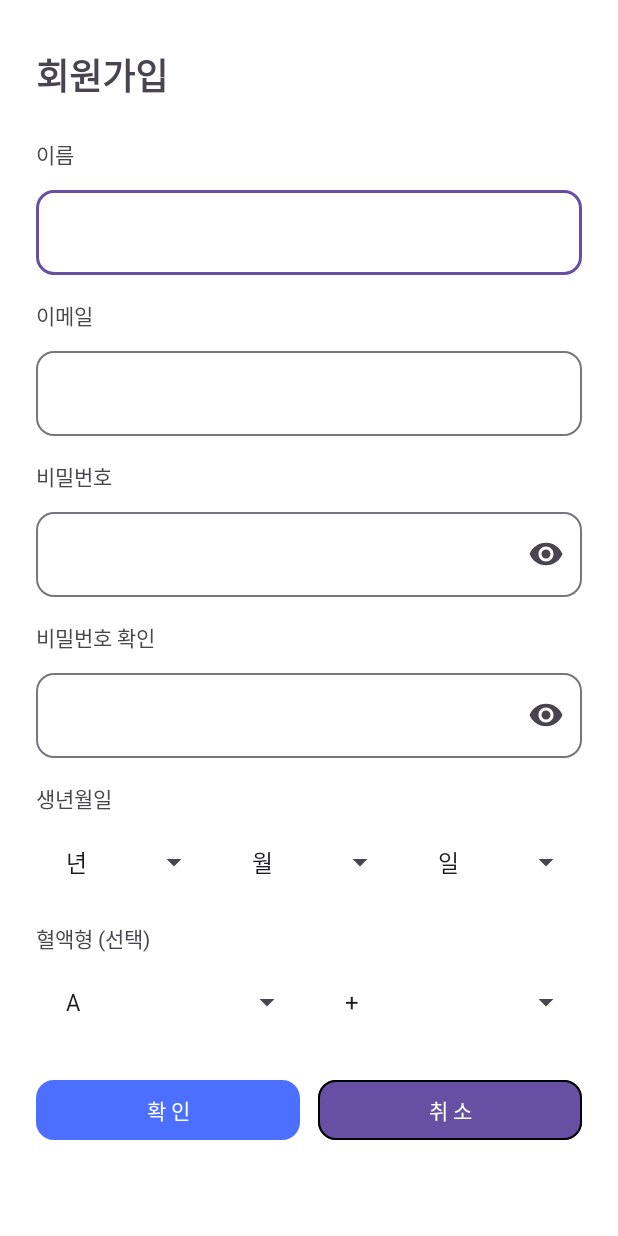
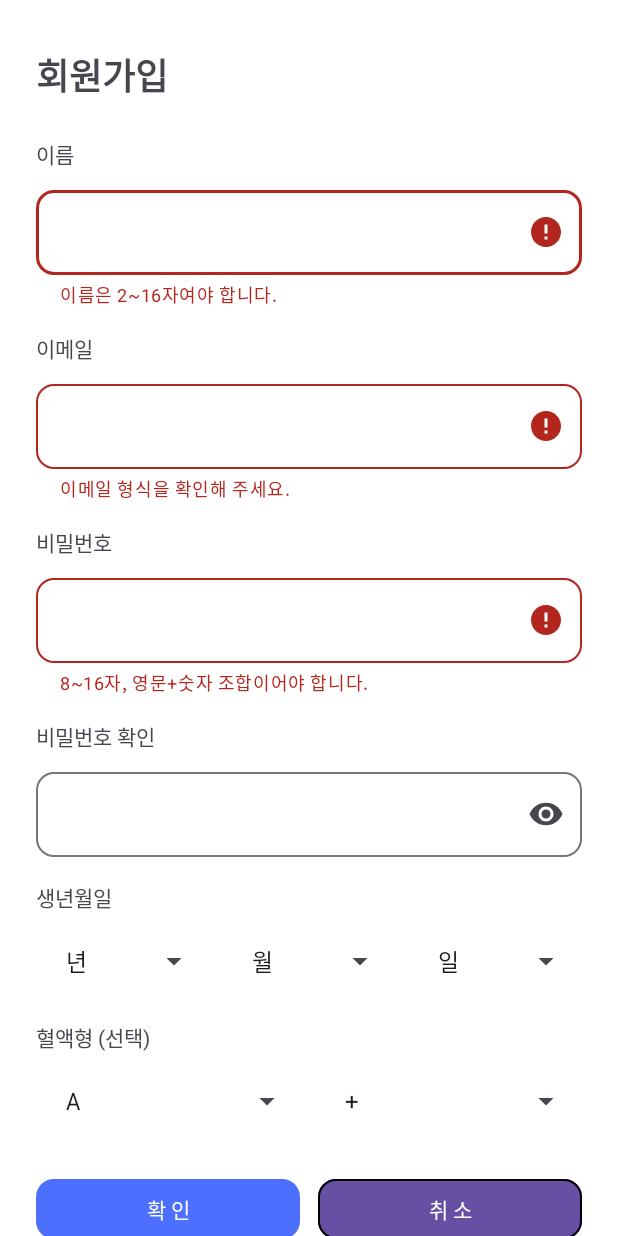
Before and after one commit to EmergSaver/MediQuick, an Android app: the InsertActivity screen opened directly, with no data from a screen before it, on a phone screen of 412 x 824 dp. Run offline under Robolectric (Android 15) with nearby library versions, the phone set to English and light mode, and no system bars.

Commit message:
[⚙️ FEAT] 다음 창으로 넘어가능 기능 추가 [🔧 LITTLE_FIX] 이름 틀린것 수정 [ 🎨 DESIGN] 약관확인 UI 생성

```diff
--- a/android/app/src/main/AndroidManifest.xml
+++ b/android/app/src/main/AndroidManifest.xml
@@ -16,7 +16,7 @@
         android:supportsRtl="true"
         android:theme="@style/Theme.MediQuick">
         <activity
-            android:name=".LoginTitle"
+            android:name=".AgreeTermActivity"
             android:exported="false" />
         <activity
             android:name=".DetailHospitalActivity"
--- a/android/app/src/main/java/com/emergsaver/mediquick/InsertActivity.java
+++ b/android/app/src/main/java/com/emergsaver/mediquick/InsertActivity.java
@@ -1,20 +1,25 @@
 package com.emergsaver.mediquick;
 
-
 import android.os.Bundle;
+import android.text.Editable;
+import android.text.TextUtils;
+import android.text.TextWatcher;
+import android.util.Patterns;
+import android.widget.AdapterView;
+import android.widget.ArrayAdapter;
+import android.widget.Spinner;
+import android.widget.Toast;
+import android.content.Intent;
 
 import androidx.activity.EdgeToEdge;
 import androidx.appcompat.app.AppCompatActivity;
 import androidx.core.graphics.Insets;
 import androidx.core.view.ViewCompat;
 import androidx.core.view.WindowInsetsCompat;
-import android.widget.Spinner;
-import android.widget.Toast;
-import android.widget.ArrayAdapter;
-import android.widget.AdapterView;
 
 import com.google.android.material.button.MaterialButton;
 import com.google.android.material.textfield.TextInputEditText;
+import com.google.android.material.textfield.TextInputLayout;
 
 import java.util.ArrayList;
 import java.util.Calendar;
@@ -22,79 +27,121 @@ import java.util.List;
 
 public class InsertActivity extends AppCompatActivity {
 
-    private TextInputEditText etName, etEmail, etPw, etPw2; //입력
-    private Spinner spYear, spMonth, spDay, spAbo, spRh;// 스피너
+    // 입력 필드
+    private TextInputEditText etName, etEmail, etPw, etPw2;
+
+    // (선택) 에러를 예쁘게 보여줄 TextInputLayout (XML에 있다면 자동으로 연결됨)
+    private TextInputLayout tilName, tilEmail, tilPw, tilPw2;
+
+    // 스피너
+    private Spinner spYear, spMonth, spDay, spAbo, spRh;
+
+    // 버튼
     private MaterialButton btnOk, btnCancel;
 
     @Override
     protected void onCreate(Bundle savedInstanceState) {
         super.onCreate(savedInstanceState);
-        EdgeToEdge.enable(this);                  // ← 시스템 바와 겹치지 않게
-        setContentView(R.layout.activity_insert); // ← setContentView는 '한 번만'
+        EdgeToEdge.enable(this);
+        setContentView(R.layout.activity_insert); //
 
-        bindViews();             // ← findViewById 모음
-        setupBirthSpinners();    // ← 연/월/일 스피너 채우기
-        setupBloodSpinners();    // ← 혈액형 스피너 채우기
+        bindViews();            // findViewById 모음
+        setupBirthSpinners();   // 연/월/일 스피너 세팅 (윤년/말일 반영)
+        setupBloodSpinners();   // 혈액형 스피너 세팅
 
-        // 확인 버튼
-        btnOk.setOnClickListener(v -> {
-            if (!isValidDate(getSel(spYear), getSel(spMonth), getSel(spDay))) {
-                Toast.makeText(this, "생년월일을 확인해 주세요.", Toast.LENGTH_SHORT).show();
-                return;
-            }
-            Toast.makeText(this, "확인 눌림", Toast.LENGTH_SHORT).show();
-            // TODO: 서버 전송 / 저장 로직
-            finish();
-        });
-
-        // 취소 버튼
-        btnCancel.setOnClickListener(v -> finish());
-
+        // 시스템바(노치) 패딩 적용 — setContentView 이후, 한 번만 등록
         ViewCompat.setOnApplyWindowInsetsListener(findViewById(R.id.main_InPro), (v, insets) -> {
             Insets sb = insets.getInsets(WindowInsetsCompat.Type.systemBars());
             v.setPadding(sb.left, sb.top, sb.right, sb.bottom);
             return insets;
         });
 
-        // 시스템 바 패딩 적용 (루트 id: main_InPro)
-        ViewCompat.setOnApplyWindowInsetsListener(findViewById(R.id.main_InPro), (v, insets) -> {
-            Insets sb = insets.getInsets(WindowInsetsCompat.Type.systemBars());
-            v.setPadding(sb.left, sb.top, sb.right, sb.bottom);
-            return insets;
+        //  처음엔 비활성화: 모든 요구조건 만족 전까지 버튼 잠금
+        btnOk.setEnabled(false);
+
+        // 텍스트 변경 시마다 활성화 조건 갱신
+        TextWatcher watcher = new TextWatcher() {
+            @Override public void beforeTextChanged(CharSequence s, int start, int count, int after) {}
+            @Override public void onTextChanged(CharSequence s, int start, int before, int count) { updateSubmitEnabled(); }
+            @Override public void afterTextChanged(Editable s) {}
+        };
+        etName.addTextChangedListener(watcher);
+        etEmail.addTextChangedListener(watcher);
+        etPw.addTextChangedListener(watcher);
+        etPw2.addTextChangedListener(watcher);
+
+        // 스피너 변경 시에도 갱신
+        AdapterView.OnItemSelectedListener spinListener = new AdapterView.OnItemSelectedListener() {
+            @Override public void onItemSelected(AdapterView<?> parent, android.view.View view, int position, long id) {
+                // 연/월 스피너는 '일자' 목록 갱신 + 제출 가능 여부 갱신
+                if (parent == spYear || parent == spMonth) {
+                    refreshDays(getSel(spYear), getSel(spMonth));
+                }
+                updateSubmitEnabled();
+            }
+            @Override public void onNothingSelected(AdapterView<?> parent) {}
+        };
+        spYear.setOnItemSelectedListener(spinListener);
+        spMonth.setOnItemSelectedListener(spinListener);
+        spDay.setOnItemSelectedListener(spinListener);
+
+        // 확인 버튼: 최종 방어로 한번 더 날짜 체크
+        btnOk.setOnClickListener(v -> {
+            // (유지) 최종 방어: 생년월일 유효성
+            if (!isValidDate(getSel(spYear), getSel(spMonth), getSel(spDay))) {
+                showInlineError(null, "생년월일을 확인해 주세요.");
+                Toast.makeText(this, "생년월일을 확인해 주세요.", Toast.LENGTH_SHORT).show();
+                return;
+            }
+
+            // (선택) 필요하면 입력값을 약관 화면에 넘길 수 있습니다. 지금은 화면전환만.
+            Intent intent = new Intent(InsertActivity.this, AgreeTermActivity.class);
+            startActivity(intent);     // ← 로그인→회원가입 때와 동일한 전환 방식
+            // finish();  // ← 지금 단계에선 종료하지 않습니다.
         });
+
+        btnCancel.setOnClickListener(v -> finish());
     }
 
-    /*
-     * findViewById 모음 (onCreate 밖 '메서드 스코프'로 둬야 함)
-     */
+    private void showInlineError(Object o, String s) {
+    }
+
+    /** findViewById 모음 */
     private void bindViews() {
-        etName = findViewById(R.id.etName);
+        // EditText
+        etName  = findViewById(R.id.etName);
         etEmail = findViewById(R.id.etEmail);
-        etPw = findViewById(R.id.etPw);
-        etPw2 = findViewById(R.id.etPw2);
+        etPw    = findViewById(R.id.etPw);
+        etPw2   = findViewById(R.id.etPw2);
 
-        spYear = findViewById(R.id.spYear);
+        // (옵션) TextInputLayout — XML에 없으면 null로 남음
+        tilName  = findViewById(R.id.tilName);
+        tilEmail = findViewById(R.id.tilEmail);
+        tilPw    = findViewById(R.id.tilPw);
+        tilPw2   = findViewById(R.id.tilPw2);
+
+        // Spinner
+        spYear  = findViewById(R.id.spYear);
         spMonth = findViewById(R.id.spMonth);
-        spDay = findViewById(R.id.spDay);
-        spAbo = findViewById(R.id.spAbo);
-        spRh = findViewById(R.id.spRh);
+        spDay   = findViewById(R.id.spDay);
+        spAbo   = findViewById(R.id.spAbo);
+        spRh    = findViewById(R.id.spRh);
 
-        btnOk = findViewById(R.id.btnOk);
+        // Buttons
+        btnOk     = findViewById(R.id.btnOk);
         btnCancel = findViewById(R.id.btnCancel);
     }
 
-    /*
-     * 연: 1950~현재, 월: 1~12, 일: 월/윤년 자동 제한
-     */
+    /** 연: 1950~현재, 월: 1~12, 일: 월/윤년에 따라 자동 제한 */
     private void setupBirthSpinners() {
         int curYear = Calendar.getInstance().get(Calendar.YEAR);
 
-        // 연도 (현재~1950)
+        // 연도 (현재 → 1950)
         List<String> years = new ArrayList<>();
         years.add("년"); // 플레이스홀더
         for (int y = curYear; y >= 1950; y--) years.add(String.valueOf(y));
 
-        // 월 (1~12)
+        // 월 (1 ~ 12)
         List<String> months = new ArrayList<>();
         months.add("월");
         for (int m = 1; m <= 12; m++) months.add(String.valueOf(m));
@@ -102,62 +149,31 @@ public class InsertActivity extends AppCompatActivity {
         spYear.setAdapter(simpleAdapter(years));
         spMonth.setAdapter(simpleAdapter(months));
 
-        // 최초 1회: 아직 값 선택 전이므로 0,0으로 호출
+        // 최초 1회: 일자 목록 생성(선택 전이므로 0,0)
         refreshDays(0, 0);
-
-        // 연/월 변경 시 '일' 갱신
-        spYear.setOnItemSelectedListener(new AdapterView.OnItemSelectedListener() {
-            @Override
-            public void onItemSelected(AdapterView<?> parent, android.view.View view, int position, long id) {
-                refreshDays(getSel(spYear), getSel(spMonth));
-            }
-
-            @Override
-            public void onNothingSelected(AdapterView<?> parent) {
-            }
-        });
-
-        spMonth.setOnItemSelectedListener(new AdapterView.OnItemSelectedListener() {
-            @Override
-            public void onItemSelected(AdapterView<?> parent, android.view.View view, int position, long id) {
-                refreshDays(getSel(spYear), getSel(spMonth));
-            }
-
-            @Override
-            public void onNothingSelected(AdapterView<?> parent) {
-            }
-        });
     }
 
-    /* 선택된 연/월을 보고 일 범위(28/29/30/31) 세팅 */
+    /** 선택된 연/월을 보고 일 범위(28/29/30/31) 세팅 */
     private void refreshDays(int y, int m) {
-        int max = 31; // 디폴트 31일
+        int max = 31; // 디폴트
         if (y > 0 && m > 0) {
             switch (m) {
                 case 2:
                     boolean leap = (y % 4 == 0 && y % 100 != 0) || (y % 400 == 0);
-                    max = leap ? 29 : 28;
-                    break;
-                case 4:
-                case 6:
-                case 9:
-                case 11:
-                    max = 30;
-                    break;
+                    max = leap ? 29 : 28; break;
+                case 4: case 6: case 9: case 11:
+                    max = 30; break;
                 default:
                     max = 31;
             }
         }
-        //  리스트/어댑터는 if문 '밖'에서 항상 세팅해야 초기 호출(0,0)도 표시가 됨
         List<String> days = new ArrayList<>();
-        days.add("일");
+        days.add("일"); // 플레이스홀더
         for (int d = 1; d <= max; d++) days.add(String.valueOf(d));
         spDay.setAdapter(simpleAdapter(days));
     }
 
-    /*
-      혈액형 스피너 채우기 (values/arrays.xml 필요)
-     */
+    /** 혈액형 스피너 — values/strings.xml 또는 values/arrays.xml 에 배열 필요 */
     private void setupBloodSpinners() {
         spAbo.setAdapter(ArrayAdapter.createFromResource(
                 this, R.array.blood_abo, android.R.layout.simple_spinner_dropdown_item));
@@ -165,9 +181,7 @@ public class InsertActivity extends AppCompatActivity {
                 this, R.array.blood_rh, android.R.layout.simple_spinner_dropdown_item));
     }
 
-    /*
-      공통 어댑터
-     */
+    /** 공통 어댑터 */
     private ArrayAdapter<String> simpleAdapter(List<String> items) {
         ArrayAdapter<String> ad = new ArrayAdapter<>(
                 this, android.R.layout.simple_spinner_item, items);
@@ -175,38 +189,77 @@ public class InsertActivity extends AppCompatActivity {
         return ad;
     }
 
-    /*
-     * 현재 스피너 선택값 정수 변환 (플레이스홀더면 0 반환)
-     */
+    /** 현재 스피너 선택값 정수 변환 (플레이스홀더면 0) */
     private int getSel(Spinner sp) {
-        try {
-            return Integer.parseInt(String.valueOf(sp.getSelectedItem()));
-        } catch (Exception ignore) {
-            return 0;
-        }
+        try { return Integer.parseInt(String.valueOf(sp.getSelectedItem())); }
+        catch (Exception ignore) { return 0; }
     }
 
-    /*
-     * 날짜 유효성 체크
-     */
+    // ========= 검증/활성화 로직 (요구사항 반영) =========
+
+    /** 모든 입력이 조건을 만족할 때만 확인 버튼 활성화 */
+    private void updateSubmitEnabled() {
+        clearInlineErrors(); // 실시간 갱신 전에 기존 에러 지움(선택)
+
+        String name = textOf(etName).trim();
+        String email = textOf(etEmail).trim();
+        String pw = textOf(etPw);
+        String pw2 = textOf(etPw2);
+        int y = getSel(spYear), m = getSel(spMonth), d = getSel(spDay);
+
+        boolean nameOk  = name.matches("^[A-Za-z가-힣]{2,16}$");                 // 2~16자, 한/영
+        boolean emailOk = isEmailValid(email);                                   // 이메일 형식
+        boolean pwOk    = isPasswordValid(pw);                                   // 8~16자, 영문+숫자, 공백X
+        boolean pw2Ok   = pw.equals(pw2);                                        // 일치
+        boolean birthOk = isValidDate(y, m, d);                                  // 윤년/말일
+
+        // (선택) 인라인 에러 표시 — TextInputLayout이 존재할 때만
+        if (tilName  != null && !nameOk)  tilName.setError("이름은 2~16자여야 합니다.");
+        if (tilEmail != null && !emailOk) tilEmail.setError("이메일 형식을 확인해 주세요.");
+        if (tilPw    != null && !pwOk)    tilPw.setError("8~16자, 영문+숫자 조합이어야 합니다.");
+        if (tilPw2   != null && !pw2Ok)   tilPw2.setError("비밀번호가 일치하지 않습니다.");
+
+        boolean allOk = nameOk && emailOk && pwOk && pw2Ok && birthOk;
+        btnOk.setEnabled(allOk);
+    }
+
+    private void clearInlineErrors() {
+        if (tilName  != null) tilName.setError(null);
+        if (tilEmail != null) tilEmail.setError(null);
+        if (tilPw    != null) tilPw.setError(null);
+        if (tilPw2   != null) tilPw2.setError(null);
+    }
+
+    private boolean isEmailValid(String email) {
+        return !TextUtils.isEmpty(email) && Patterns.EMAIL_ADDRESS.matcher(email).matches();
+    }
+
+    private boolean isPasswordValid(String pw) {
+        if (TextUtils.isEmpty(pw)) return false;
+        if (pw.length() < 8 || pw.length() > 16) return false;
+        boolean hasAlpha = pw.matches(".*[A-Za-z].*");
+        boolean hasDigit = pw.matches(".*\\d.*");
+        boolean hasSpace = pw.matches(".*\\s.*");
+        return hasAlpha && hasDigit && !hasSpace;
+    }
+
+    /** 날짜 유효성 체크 (윤년/말일 포함) */
     private boolean isValidDate(int y, int m, int d) {
         if (y <= 0 || m <= 0 || d <= 0) return false;
         int max;
         switch (m) {
             case 2:
                 boolean leap = (y % 4 == 0 && y % 100 != 0) || (y % 400 == 0);
-                max = leap ? 29 : 28;
-                break;
-            case 4:
-            case 6:
-            case 9:
-            case 11:
-                max = 30;
-                break;
+                max = leap ? 29 : 28; break;
+            case 4: case 6: case 9: case 11:
+                max = 30; break;
             default:
                 max = 31;
         }
         return d <= max;
+    }
 
+    private String textOf(TextInputEditText e) {
+        return e.getText() == null ? "" : e.getText().toString();
     }
 }
--- a/android/app/src/main/res/layout/activity_insert.xml
+++ b/android/app/src/main/res/layout/activity_insert.xml
@@ -282,8 +282,8 @@
                 android:textAllCaps="false"
                 app:strokeWidth="1dp"
                 app:cornerRadius="12dp"/>
+        </LinearLayout>
 
-        </LinearLayout>
 
     </androidx.constraintlayout.widget.ConstraintLayout>
 </androidx.core.widget.NestedScrollView>
```
Also changed, not shown: android/app/src/main/java/com/emergsaver/mediquick/AgreeTermActivity.java (renamed from android/app/src/main/java/com/emergsaver/mediquick/LoginTitle.java, +18 -3 lines), android/app/src/main/res/layout/activity_agree_term.xml (added, +69 -0 lines), android/app/src/main/res/layout/activity_login_title.xml (deleted, +0 -10 lines).
